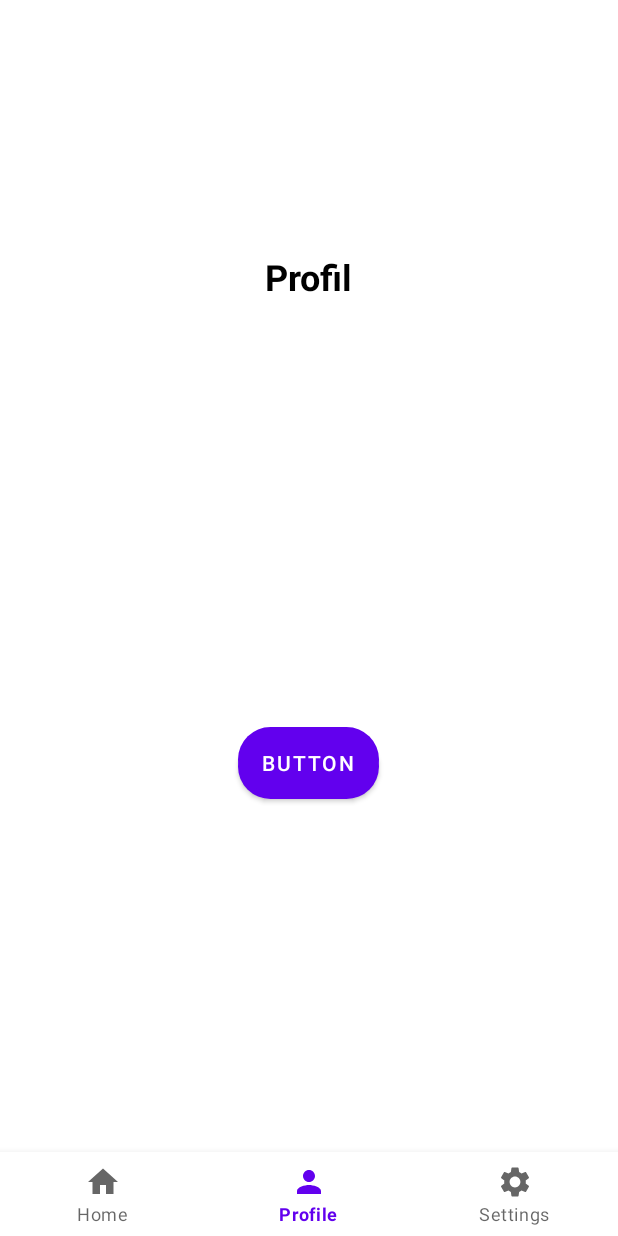
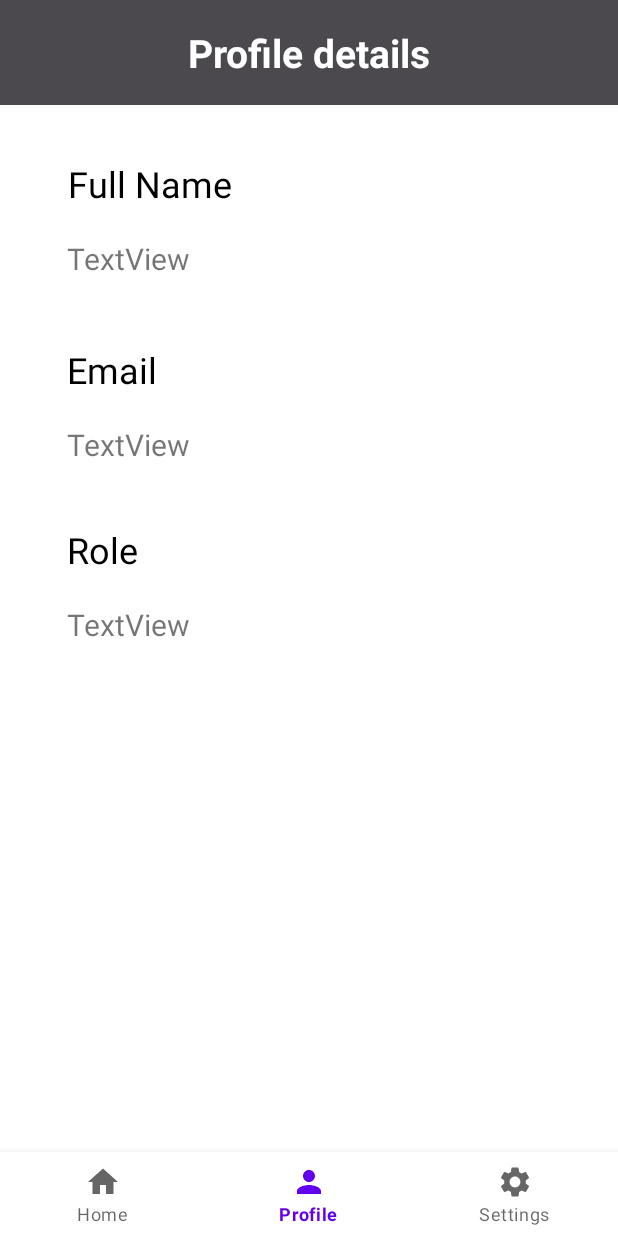
Before and after one commit to marcelnistreanu/Restaurant-Android-App, an Android app: the HomeFragment screen opened directly, with no data from a screen before it, item 2 of the bottom bar chosen, on a phone screen of 412 x 824 dp. Run offline under Robolectric (Android 15) with nearby library versions, the phone set to English and light mode, and no system bars.

```diff
--- a/android-studio-frontend/app/src/main/res/layout/fragment_home.xml
+++ b/android-studio-frontend/app/src/main/res/layout/fragment_home.xml
@@ -16,7 +16,7 @@
         android:gravity="center"
         android:text="Dashboard"
         android:textColor="@color/white"
-        android:textSize="24sp"
+        android:textSize="26sp"
         android:textStyle="bold"
         app:layout_constraintEnd_toEndOf="parent"
         app:layout_constraintStart_toStartOf="parent"
--- a/android-studio-frontend/app/src/main/res/layout/fragment_profile.xml
+++ b/android-studio-frontend/app/src/main/res/layout/fragment_profile.xml
@@ -10,28 +10,92 @@
     <!-- TODO: Update blank fragment layout -->
 
     <TextView
-        android:id="@+id/textView4"
-        android:layout_width="wrap_content"
-        android:layout_height="wrap_content"
-        android:layout_marginTop="168dp"
-        android:text="Profil"
+        android:id="@+id/textView2"
+        android:layout_width="match_parent"
+        android:layout_height="70dp"
+        android:background="@drawable/navbar_box"
+        android:gravity="center"
+        android:text="Profile details"
+        android:textColor="@color/white"
+        android:textSize="26sp"
         android:textStyle="bold"
-        android:textColor="@color/black"
-        android:textSize="24sp"
         app:layout_constraintEnd_toEndOf="parent"
         app:layout_constraintStart_toStartOf="parent"
         app:layout_constraintTop_toTopOf="parent" />
 
-    <Button
-        android:id="@+id/button2"
+    <TextView
+        android:id="@+id/textView4"
         android:layout_width="wrap_content"
         android:layout_height="wrap_content"
-        android:layout_marginTop="284dp"
-        android:text="Button"
-        android:background="@drawable/bg_btn"
+        android:layout_marginTop="36dp"
+        android:text="Full Name"
+        android:textColor="@color/black"
+        android:textSize="24sp"
         app:layout_constraintEnd_toEndOf="parent"
-        app:layout_constraintHorizontal_bias="0.498"
+        app:layout_constraintHorizontal_bias="0.149"
+        app:layout_constraintStart_toStartOf="parent"
+        app:layout_constraintTop_toBottomOf="@+id/textView2" />
+
+    <TextView
+        android:id="@+id/textFullName"
+        android:layout_width="wrap_content"
+        android:layout_height="wrap_content"
+        android:layout_marginTop="20dp"
+        android:text="TextView"
+        android:textSize="20sp"
+        app:layout_constraintEnd_toEndOf="parent"
+        app:layout_constraintHorizontal_bias="0.136"
         app:layout_constraintStart_toStartOf="parent"
         app:layout_constraintTop_toBottomOf="@+id/textView4" />
 
+    <TextView
+        android:id="@+id/textEmail"
+        android:layout_width="wrap_content"
+        android:layout_height="wrap_content"
+        android:layout_marginTop="44dp"
+        android:text="Email"
+        android:textColor="@color/black"
+        android:textSize="24sp"
+        app:layout_constraintEnd_toEndOf="parent"
+        app:layout_constraintHorizontal_bias="0.127"
+        app:layout_constraintStart_toStartOf="parent"
+        app:layout_constraintTop_toBottomOf="@+id/textFullName" />
+
+    <TextView
+        android:id="@+id/textView6"
+        android:layout_width="wrap_content"
+        android:layout_height="wrap_content"
+        android:layout_marginTop="20dp"
+        android:text="TextView"
+        android:textSize="20sp"
+        app:layout_constraintEnd_toEndOf="parent"
+        app:layout_constraintHorizontal_bias="0.136"
+        app:layout_constraintStart_toStartOf="parent"
+        app:layout_constraintTop_toBottomOf="@+id/textEmail" />
+
+    <TextView
+        android:id="@+id/textView7"
+        android:layout_width="wrap_content"
+        android:layout_height="wrap_content"
+        android:layout_marginTop="40dp"
+        android:text="Role"
+        android:textSize="24sp"
+        android:textColor="@color/black"
+        app:layout_constraintEnd_toEndOf="parent"
+        app:layout_constraintHorizontal_bias="0.123"
+        app:layout_constraintStart_toStartOf="parent"
+        app:layout_constraintTop_toBottomOf="@+id/textView6" />
+
+    <TextView
+        android:id="@+id/textRole"
+        android:layout_width="wrap_content"
+        android:layout_height="wrap_content"
+        android:layout_marginTop="20dp"
+        android:text="TextView"
+        android:textSize="20sp"
+        app:layout_constraintEnd_toEndOf="parent"
+        app:layout_constraintHorizontal_bias="0.136"
+        app:layout_constraintStart_toStartOf="parent"
+        app:layout_constraintTop_toBottomOf="@+id/textView7" />
+
 </androidx.constraintlayout.widget.ConstraintLayout>
--- a/spring-boot-backend/src/main/java/com/example/springbootbackend/user/UserController.java
+++ b/spring-boot-backend/src/main/java/com/example/springbootbackend/user/UserController.java
@@ -6,6 +6,7 @@ import org.springframework.http.ResponseEntity;
 import org.springframework.web.bind.annotation.*;
 
 import java.util.List;
+import java.util.Optional;
 
 @RestController
 @RequestMapping("/api/v1/users")
@@ -34,4 +35,10 @@ public class UserController {
             return ResponseEntity.status(HttpStatus.UNAUTHORIZED).body("Invalid username or password");
         }
     }
+
+    @GetMapping("/{id}")
+    public ResponseEntity<User> getUserById(@PathVariable Long id){
+        User user = userService.getUserById(id);
+        return new ResponseEntity<>(user, HttpStatus.OK);
+    }
 }
--- a/spring-boot-backend/src/main/java/com/example/springbootbackend/user/UserService.java
+++ b/spring-boot-backend/src/main/java/com/example/springbootbackend/user/UserService.java
@@ -4,6 +4,7 @@ import org.springframework.beans.factory.annotation.Autowired;
 import org.springframework.stereotype.Service;
 
 import java.util.List;
+import java.util.Optional;
 
 @Service
 public class UserService {
@@ -24,5 +25,9 @@ public class UserService {
         return user != null;
     }
 
+    public User getUserById(Long id){
+        return iUserRepository.findById(id).orElseThrow(() -> new RuntimeException("User with id: " + id + " was not found."));
+    }
+
 
 }
--- a/spring-boot-backend/src/main/java/com/example/springbootbackend/user/iUserRepository.java
+++ b/spring-boot-backend/src/main/java/com/example/springbootbackend/user/iUserRepository.java
@@ -1,9 +1,13 @@
 package com.example.springbootbackend.user;
 
 import org.springframework.data.jpa.repository.JpaRepository;
+
+import java.util.Optional;
 
 public interface iUserRepository extends JpaRepository<User, Long> {
 
     User findByLoginCodeAndPassword(String loginCode, String password);
 
+    Optional<User> findById(Long id);
+
 }
--- a/spring-boot-backend/src/main/resources/application.properties
+++ b/spring-boot-backend/src/main/resources/application.properties
@@ -10,3 +10,5 @@ spring.jpa.hibernate.ddl-auto=create-drop
 spring.jpa.properties.hibernate.dialect=org.hibernate.dialect.PostgreSQLDialect
 spring.jpa.properties.hibernate.format_sql=true
 spring.jpa.show-sql=true
+
+server.error.include-message=always
```
